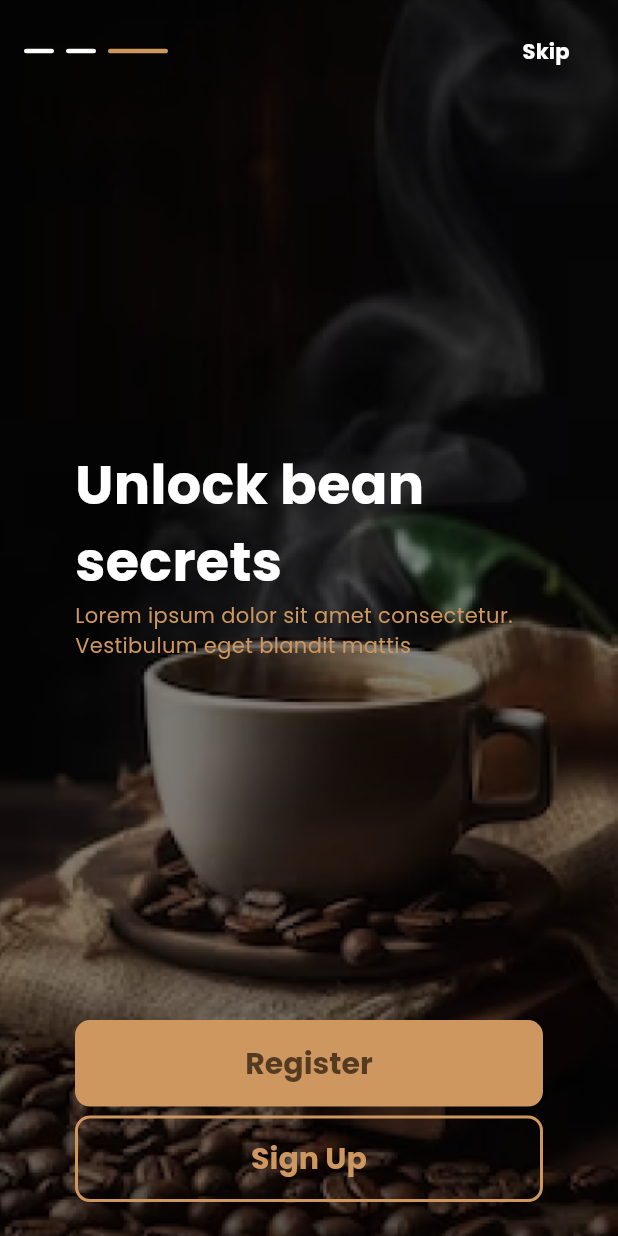
After one commit to HamzaLahmedi/coffe_shop_flutter, a Flutter app: the OnBoardingView screen opened by its route, swiped to page 3, on a phone screen of 412 x 824 dp. The commit adds this screen. Run offline on Flutter 3.47's test engine with Material 3 defaults, Android fonts, the phone set to English and light mode, and no system bars; drawn by our look-alikes of smooth_page_indicator; our stand-ins replace flutter_svg.

Commit message:
Add new auth views and onBoarding widgets
Added new authentication views for registration and sign in. Also, included
widgets for onBoarding screens like buttons and headers. Updated dependencies
to include smooth_page_indicator.

```diff
--- a/coffe_shop/lib/core/utils/app_styles.dart
+++ b/coffe_shop/lib/core/utils/app_styles.dart
@@ -29,4 +29,5 @@ abstract class AppStyles {
     fontFamily: 'Poppins',
     fontWeight: FontWeight.w700,
   );
+
 }
--- a/coffe_shop/lib/core/widgets/custom_button.dart
+++ b/coffe_shop/lib/core/widgets/custom_button.dart
@@ -4,14 +4,15 @@ import 'package:flutter/material.dart';
 import '../utils/app_styles.dart';
 
 class CustomButton extends StatelessWidget {
-  const CustomButton({super.key, this.onPressed, required this.title});
+  const CustomButton({super.key, this.onPressed, required this.title, required this.height, required this.width});
 final Function()? onPressed;
 final String title;
+final double height,width;
   @override
   Widget build(BuildContext context) {
     return SizedBox(
-      height: 53,
-      width: 242,
+      height: height,
+      width: width,
       child: ElevatedButton(
         onPressed: onPressed,
         style: ButtonStyle(
--- a/coffe_shop/lib/main.dart
+++ b/coffe_shop/lib/main.dart
@@ -1,3 +1,5 @@
+import 'package:coffe_shop/views/auth/views/resgister_view.dart';
+import 'package:coffe_shop/views/auth/views/sign_in_view.dart';
 import 'package:coffe_shop/views/onBoarding_view/views/onBoarding_view.dart';
 import 'package:coffe_shop/views/splash_view/splash_view.dart';
 import 'package:flutter/material.dart';
@@ -22,6 +24,8 @@ class MyApp extends StatelessWidget {
       routes: {
         '/': (context) => const SplashView(),
         '/onBoarding': (context) => const OnBoardingView(),
+        '/register':(context) => const RegisterView(),
+        '/signIn':(context) => const SignInView(),
       },
       initialRoute: '/',
 
--- a/coffe_shop/lib/models/onBoarding_model.dart
+++ b/coffe_shop/lib/models/onBoarding_model.dart
@@ -1,7 +1,7 @@
-class ClassName {
+class OnBoardingModel {
   final String image;
   final String title;
   final String description;
-  const ClassName(
+  const OnBoardingModel(
       {required this.image, required this.title, required this.description});
 }
--- /dev/null
+++ b/coffe_shop/lib/views/auth/views/resgister_view.dart
@@ -0,0 +1,14 @@
+import 'package:flutter/material.dart';
+
+class RegisterView extends StatelessWidget {
+  const RegisterView({super.key});
+
+  @override
+  Widget build(BuildContext context) {
+    return  Scaffold(
+      appBar:AppBar(
+        title: const Text('Register'),
+      ) ,
+    );
+  }
+}
--- /dev/null
+++ b/coffe_shop/lib/views/auth/views/sign_in_view.dart
@@ -0,0 +1,14 @@
+import 'package:flutter/material.dart';
+
+class SignInView extends StatelessWidget {
+  const SignInView({super.key});
+
+  @override
+  Widget build(BuildContext context) {
+    return  Scaffold(
+      appBar:AppBar(
+        title: const Text('SignIn'),
+      ) ,
+    );
+  }
+}
--- /dev/null
+++ b/coffe_shop/lib/views/onBoarding_view/controller/onBoarding_list.dart
@@ -0,0 +1,26 @@
+import 'package:flutter/material.dart';
+
+import '../../../models/onBoarding_model.dart';
+
+class OnBoardingItems {
+  final List<OnBoardingModel> onBoardingList = const [
+    OnBoardingModel(
+      image: 'assets/images/Onboarding_1.png',
+      title: 'Embrace coffee essence',
+      description:
+          'Lorem ipsum dolor sit amet consectetur. Vestibulum eget blandit mattis ',
+    ),
+    OnBoardingModel(
+      image: 'assets/images/Onboarding_2.png',
+      title: 'Flavorful bean journey',
+      description:
+          'Lorem ipsum dolor sit amet consectetur. Vestibulum eget blandit mattis ',
+    ),
+    OnBoardingModel(
+      image: 'assets/images/Onboarding_3.png',
+      title: 'Unlock bean secrets',
+      description:
+          'Lorem ipsum dolor sit amet consectetur. Vestibulum eget blandit mattis ',
+    ),
+  ];
+}
--- a/coffe_shop/lib/views/onBoarding_view/views/onBoarding_view.dart
+++ b/coffe_shop/lib/views/onBoarding_view/views/onBoarding_view.dart
@@ -1,3 +1,4 @@
+import 'package:coffe_shop/views/onBoarding_view/views/widgets/onBoarding_body.dart';
 import 'package:flutter/material.dart';
 
 class OnBoardingView extends StatelessWidget {
@@ -5,10 +6,8 @@ class OnBoardingView extends StatelessWidget {
 
   @override
   Widget build(BuildContext context) {
-    return Scaffold(
-      appBar: AppBar(
-        title: const Text('OnBoarding'),
-      ),
+    return const Scaffold(
+      body: OnBoardingBody(),
     );
   }
 }
--- /dev/null
+++ b/coffe_shop/lib/views/onBoarding_view/views/widgets/custom_transparant_button.dart
@@ -0,0 +1,38 @@
+import 'package:coffe_shop/core/utils/app_styles.dart';
+import 'package:coffe_shop/core/utils/colors.dart';
+import 'package:flutter/material.dart';
+
+class CustomTransparentButton extends StatelessWidget {
+  const CustomTransparentButton(
+      {super.key, this.onPressed, required this.title, required this.height, required this.width});
+  final Function()? onPressed;
+  final String title;
+  final double  height;
+  final double width;
+  @override
+  Widget build(BuildContext context) {
+    return SizedBox(
+      height: height,
+      width: width,
+      child: ElevatedButton(
+        onPressed: onPressed,
+        style: ButtonStyle(
+          shape: MaterialStateProperty.all<RoundedRectangleBorder>(
+            RoundedRectangleBorder(
+              side: const BorderSide(
+                color: AppColors.kPrimaryColor,
+                width: 2,
+              ),
+              borderRadius: BorderRadius.circular(10.0),
+            ),
+          ),
+          backgroundColor: MaterialStateProperty.all(Colors.transparent),
+          textStyle: MaterialStateProperty.all(AppStyles.styleBold20),
+          foregroundColor: MaterialStateProperty.all(AppColors.kPrimaryColor),
+        ),
+        child: Text(title),
+      ),
+    );
+    ;
+  }
+}
--- /dev/null
+++ b/coffe_shop/lib/views/onBoarding_view/views/widgets/onBoarding_body.dart
@@ -0,0 +1,48 @@
+import 'package:coffe_shop/models/onBoarding_model.dart';
+import 'package:coffe_shop/views/onBoarding_view/controller/onBoarding_list.dart';
+import 'package:coffe_shop/views/onBoarding_view/views/widgets/onBoarding_header.dart';
+import 'package:coffe_shop/views/onBoarding_view/views/widgets/onboarding_section.dart';
+import 'package:flutter/material.dart';
+
+class OnBoardingBody extends StatefulWidget {
+  const OnBoardingBody({super.key});
+
+  @override
+  State<OnBoardingBody> createState() => _OnBoardingBodyState();
+}
+
+class _OnBoardingBodyState extends State<OnBoardingBody> {
+  final controller = OnBoardingItems();
+  final PageController pageController = PageController();
+
+  @override
+  @override
+  Widget build(BuildContext context) {
+    return Container(
+      height: MediaQuery.of(context).size.height,
+      child: PageView.builder(
+        itemCount: controller.onBoardingList.length,
+        controller: pageController,
+        itemBuilder: (context, index) {
+          return Container(
+            decoration: BoxDecoration(
+              image: DecorationImage(
+                image: AssetImage(controller.onBoardingList[index].image),
+                fit: BoxFit.cover,
+              ),
+            ),
+            child: Column(
+              children: [
+                OnBoardingSection(
+                  index: index,
+                  pageController: pageController,
+                  controller: controller,
+                ),
+              ],
+            ),
+          );
+        },
+      ),
+    );
+  }
+}
--- /dev/null
+++ b/coffe_shop/lib/views/onBoarding_view/views/widgets/onBoarding_header.dart
@@ -0,0 +1,41 @@
+import 'package:coffe_shop/core/utils/app_styles.dart';
+import 'package:coffe_shop/core/utils/colors.dart';
+import 'package:coffe_shop/views/onBoarding_view/controller/onBoarding_list.dart';
+import 'package:flutter/material.dart';
+import 'package:smooth_page_indicator/smooth_page_indicator.dart';
+
+class OnBoardingHeader extends StatelessWidget {
+  const OnBoardingHeader(
+      {super.key, required this.pageController, required this.controller});
+  final PageController pageController;
+  final OnBoardingItems controller;
+  @override
+  Widget build(BuildContext context) {
+    return Row(
+      children: [
+        SmoothPageIndicator(
+          controller: pageController,
+          count: controller.onBoardingList.length,
+          effect: const ExpandingDotsEffect(
+            dotColor: AppColors.kTextColor,
+            activeDotColor: AppColors.kPrimaryColor,
+            dotHeight: 3,
+            dotWidth: 20,
+            expansionFactor: 2,
+          ),
+        ),
+        const Spacer(),
+        TextButton(
+          onPressed: () {},
+          child: Text(
+            'Skip',
+            style: AppStyles.styleBold20.copyWith(
+              fontSize: 14,
+              color: Colors.white,
+            ),
+          ),
+        ),
+      ],
+    );
+  }
+}
--- /dev/null
+++ b/coffe_shop/lib/views/onBoarding_view/views/widgets/onBoarding_sction_body.dart
@@ -0,0 +1,66 @@
+import 'package:coffe_shop/core/utils/app_styles.dart';
+import 'package:coffe_shop/core/widgets/custom_button.dart';
+import 'package:coffe_shop/views/onBoarding_view/views/widgets/custom_transparant_button.dart';
+import 'package:flutter/material.dart';
+import 'package:flutter/widgets.dart';
+
+class OnBoardingSectionBody extends StatelessWidget {
+  const OnBoardingSectionBody(
+      {super.key,
+      required this.title,
+      required this.description,
+      required this.image,
+      required this.index});
+  final String image, title, description;
+  final int index;
+  @override
+  Widget build(BuildContext context) {
+    return index == 2
+        ? Column(
+            mainAxisAlignment: MainAxisAlignment.center,
+            children: [
+              Text(
+                title,
+                style: AppStyles.styleBold36,
+              ),
+              Text(
+                description,
+                style: AppStyles.styleRegular14,
+              ),
+              const SizedBox(
+                height: 240,
+              ),
+              Column(
+                children: [
+                  CustomButton(
+                    height: MediaQuery.sizeOf(context).height * 0.07,
+                    width: MediaQuery.sizeOf(context).width * 0.9,
+                    title: 'Register',
+                  ),
+                  const SizedBox(
+                    height: 6,
+                  ),
+                  CustomTransparentButton(
+                    title: 'Sign Up',
+                    height: MediaQuery.sizeOf(context).height * 0.07,
+                    width: MediaQuery.sizeOf(context).width * 0.9,
+                  ),
+                ],
+              )
+            ],
+          )
+        : Column(
+            mainAxisAlignment: MainAxisAlignment.center,
+            children: [
+              Text(
+                title,
+                style: AppStyles.styleBold36,
+              ),
+              Text(
+                description,
+                style: AppStyles.styleRegular14,
+              ),
+            ],
+          );
+  }
+}
--- /dev/null
+++ b/coffe_shop/lib/views/onBoarding_view/views/widgets/onboarding_section.dart
@@ -0,0 +1,44 @@
+import 'package:coffe_shop/views/onBoarding_view/controller/onBoarding_list.dart';
+import 'package:coffe_shop/views/onBoarding_view/views/widgets/onBoarding_header.dart';
+import 'package:coffe_shop/views/onBoarding_view/views/widgets/onBoarding_sction_body.dart';
+import 'package:flutter/cupertino.dart';
+import 'package:flutter/material.dart';
+import 'package:flutter/widgets.dart';
+
+class OnBoardingSection extends StatelessWidget {
+  OnBoardingSection(
+      {super.key,
+      required this.index,
+      required this.pageController,
+      required this.controller});
+  final OnBoardingItems onBoardingItem = OnBoardingItems();
+  final PageController pageController;
+  final int index;
+  final OnBoardingItems controller;
+  @override
+  Widget build(BuildContext context) {
+    return Column(
+      children: [
+        Padding(
+          padding: const EdgeInsets.symmetric(horizontal: 16, vertical: 10),
+          child: OnBoardingHeader(
+            pageController: pageController,
+            controller: controller,
+          ),
+        ),
+        const SizedBox(
+          height: 200,
+        ),
+        Padding(
+          padding: const EdgeInsets.symmetric(vertical: 30, horizontal: 50),
+          child: OnBoardingSectionBody(
+            index: index,
+            title: onBoardingItem.onBoardingList[index].title,
+            description: onBoardingItem.onBoardingList[index].description,
+            image: onBoardingItem.onBoardingList[index].image,
+          ),
+        ),
+      ],
+    );
+  }
+}
--- a/coffe_shop/lib/views/splash_view/widgets/splash_view_body.dart
+++ b/coffe_shop/lib/views/splash_view/widgets/splash_view_body.dart
@@ -34,9 +34,11 @@ class SplashViewBody extends StatelessWidget {
               height: 20,
             ),
           ),
-           CustomButton(
+          CustomButton(
+            height: MediaQuery.sizeOf(context).height * 0.07,
+            width: MediaQuery.sizeOf(context).width * 0.9,
             title: 'Get Started',
-            onPressed: ()=>Navigator.pushNamed(context, '/onBoarding'),
+            onPressed: () => Navigator.pushNamed(context, '/onBoarding'),
           ),
           const SizedBox(
             height: 60,
```
Also changed, not shown: coffe_shop/pubspec.yaml (+1 -6 lines), coffe_shop/pubspec.lock.
